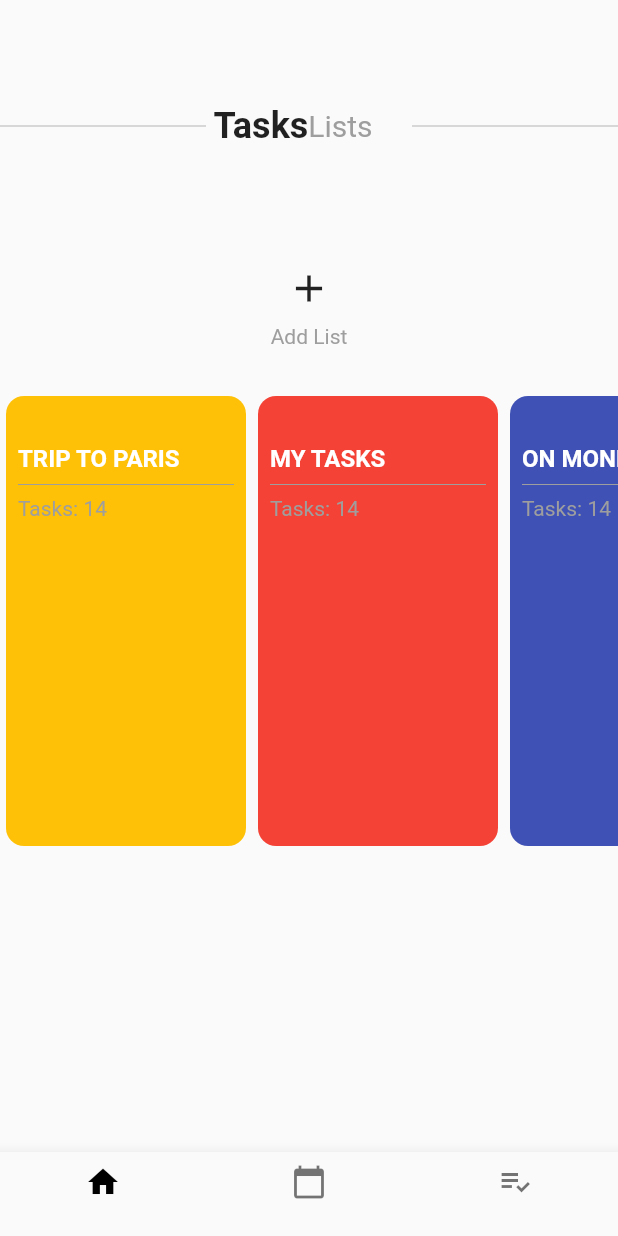
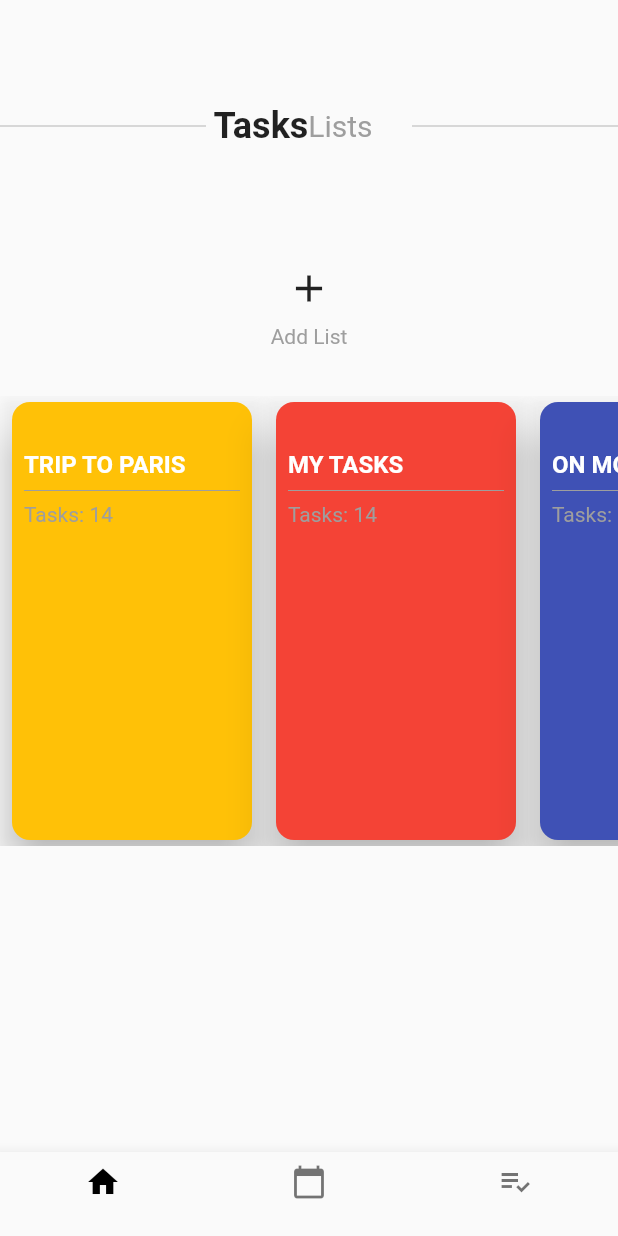
Before and after one commit to pedromassango/flutter-tasky-app, a Flutter app: the screen it shows after launch, on a phone screen of 412 x 824 dp. Run offline on Flutter 3.47's test engine with Material 2 defaults, Android fonts, the phone set to English and light mode, and no system bars; our stand-ins replace flutter_swiper.

Commit message:
Added elevation for TaskListCard

```diff
--- a/lib/ui/tasks_list_card.dart
+++ b/lib/ui/tasks_list_card.dart
@@ -19,7 +19,10 @@ class _TaskListCardState extends State<TaskListCard>{
 
   @override
   Widget build(BuildContext context) {
-    return Container(
+    return Card(
+      color: Colors.transparent,
+      elevation: 12.0,
+      child:  Container(
         width: 160.0,
         height: double.maxFinite,
         margin: new EdgeInsets.only(left: 4.0, right: 4.0),
@@ -48,6 +51,7 @@ class _TaskListCardState extends State<TaskListCard>{
             //TODO: show tasks of this list
           ],
         ),
+      ),
     );
   }
 
```
Lines whose indentation alone changed are shown as unchanged.
